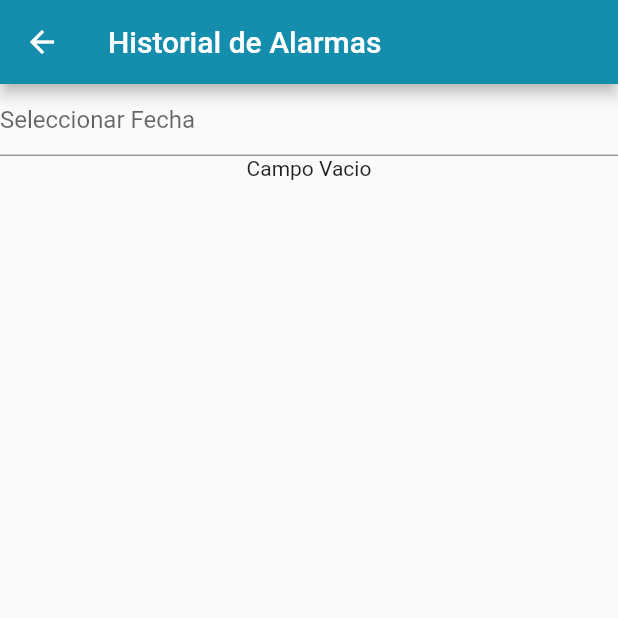
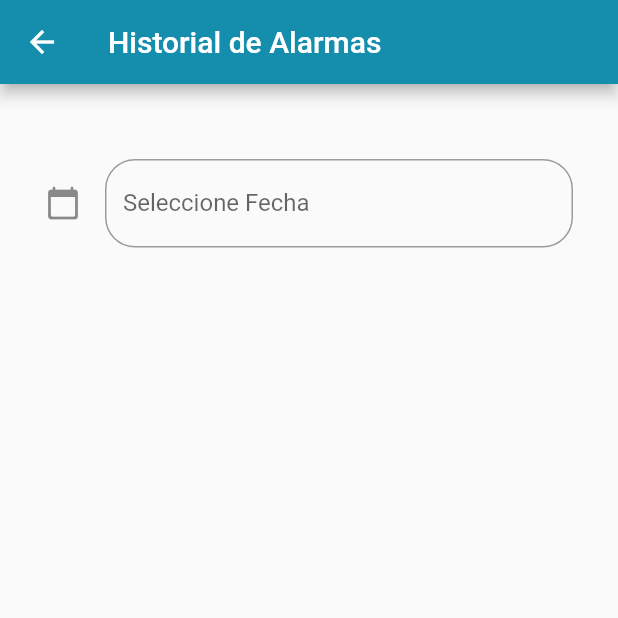
Before and after one commit to LuisB1717/MedisaveAPP, a Flutter app: the Buscarxfecha screen opened directly, on a phone screen of 412 x 824 dp, the top half of it. Run offline on Flutter 3.47's test engine with Material 2 defaults, Android fonts, the phone set to English and light mode, and no system bars; our stand-ins replace cloud_firestore, dropdown_search, firebase_auth, firebase_core, font_awesome_flutter, google_sign_in; accounts and stored records are empty.

Commit message:
Diseño en el textformfield del historial

```diff
--- a/medisave/lib/pages/record_date.dart
+++ b/medisave/lib/pages/record_date.dart
@@ -19,12 +19,21 @@ class _Buscarxfecha extends State<Buscarxfecha> {
         title: Text('Historial de Alarmas'),
       ),
       body: SafeArea(
+        child: Container(
+          padding: EdgeInsets.symmetric(horizontal: 30, vertical: 30),
+          child: Form(
             child: Column(
               children: [
+                SizedBox(height: 20),
                 TextFormField(
                   controller: fechax,
                   readOnly: true,
-              decoration: InputDecoration(hintText: 'Seleccionar Fecha'),
+                  decoration: InputDecoration(
+                    icon: Icon(Icons.calendar_today_rounded),
+                    labelText: 'Seleccione Fecha ',
+                    border: OutlineInputBorder(
+                        borderRadius: BorderRadius.circular(20)),
+                  ),
                   onTap: () async {
                     var date = await showDatePicker(
                         context: context,
@@ -36,10 +45,12 @@ class _Buscarxfecha extends State<Buscarxfecha> {
                     });
                   },
                 ),
+                SizedBox(height: 20),
                 (fechax.text.length) > 0
                     ? Expanded(
                         child: StreamBuilder<List<Alarma>>(
-                      stream: buscar.getByfecha(DateTime.parse(fechax.text)),
+                          stream:
+                              buscar.getByfecha(DateTime.parse(fechax.text)),
                           builder: (BuildContext context,
                               AsyncSnapshot<List<Alarma>> snapshot) {
                             if (snapshot.hasError)
@@ -51,7 +62,8 @@ class _Buscarxfecha extends State<Buscarxfecha> {
                                 final alarmas = snapshot.data;
                                 return ListView.builder(
                                   itemCount: alarmas.length,
-                              itemBuilder: (BuildContext context, int index) {
+                                  itemBuilder:
+                                      (BuildContext context, int index) {
                                     return ListTile(
                                       leading: CircleAvatar(
                                         radius: 25,
@@ -67,8 +79,10 @@ class _Buscarxfecha extends State<Buscarxfecha> {
                           },
                         ),
                       )
-                : Text('Campo Vacio'),
+                    : Text(''),
               ],
+            ),
+          ),
         ),
       ),
     );
--- a/medisave/lib/widgets/logged_in_widget.dart
+++ b/medisave/lib/widgets/logged_in_widget.dart
@@ -11,13 +11,9 @@ class LoggedInWidget extends StatelessWidget {
     final user = FirebaseAuth.instance.currentUser;
 
     return Drawer(
-      //  alignment: Alignment.center,
-      //color: Colors.blueGrey.shade900,
       child: Material(
         color: AppColors.BACKGROUND,
         child: ListView(
-          // crossAxisAlignment: CrossAxisAlignment.center,
-          //mainAxisAlignment: MainAxisAlignment.center,
           children: <Widget>[
             Container(
               margin: EdgeInsets.only(bottom: 30),
```
Also changed, not shown: medisave/lib/pages/strepAdd.dart (+2 -47 lines), medisave/lib/pages/add_medicine.dart (deleted), 4 other files. Lines whose indentation alone changed are shown as unchanged.
